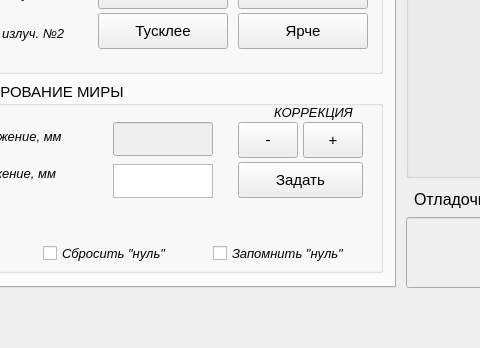
Above: front/mainwindow.ui from IdelKonstantin/stend before the change; both pictures show x 114 to 594 and y 382 to 730 of the 1030 by 730 pixel window. Below: the same form after it.
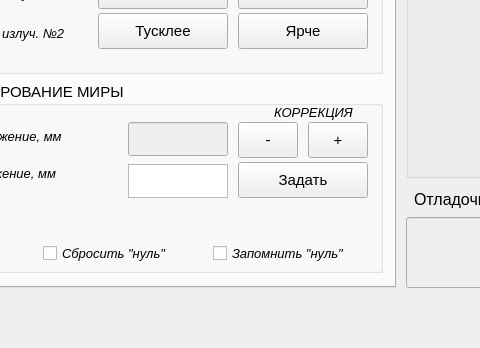
That is the form after the change.

The edit to the form file:
```diff
--- a/front/mainwindow.ui
+++ b/front/mainwindow.ui
@@ -431,7 +431,7 @@
        </property>
        <property name="geometry">
         <rect>
-         <x>210</x>
+         <x>225</x>
          <y>40</y>
          <width>100</width>
          <height>34</height>
@@ -488,7 +488,7 @@
       <widget class="QPushButton" name="pushButtonKorrPlus">
        <property name="geometry">
         <rect>
-         <x>400</x>
+         <x>405</x>
          <y>40</y>
          <width>60</width>
          <height>36</height>
@@ -514,7 +514,7 @@
       <widget class="QTextEdit" name="textEditZadPolozh">
        <property name="geometry">
         <rect>
-         <x>210</x>
+         <x>225</x>
          <y>82</y>
          <width>100</width>
          <height>34</height>
@@ -570,7 +570,7 @@
         <rect>
          <x>335</x>
          <y>80</y>
-         <width>125</width>
+         <width>130</width>
          <height>36</height>
         </rect>
        </property>
```
